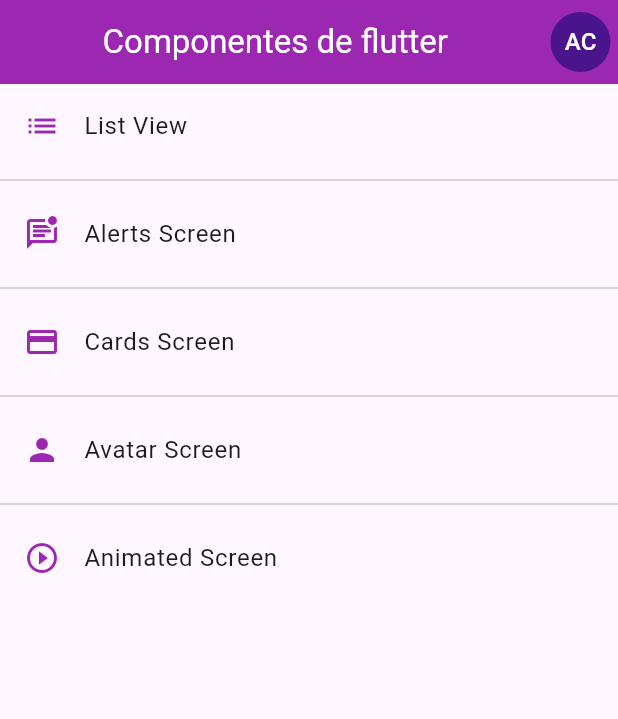
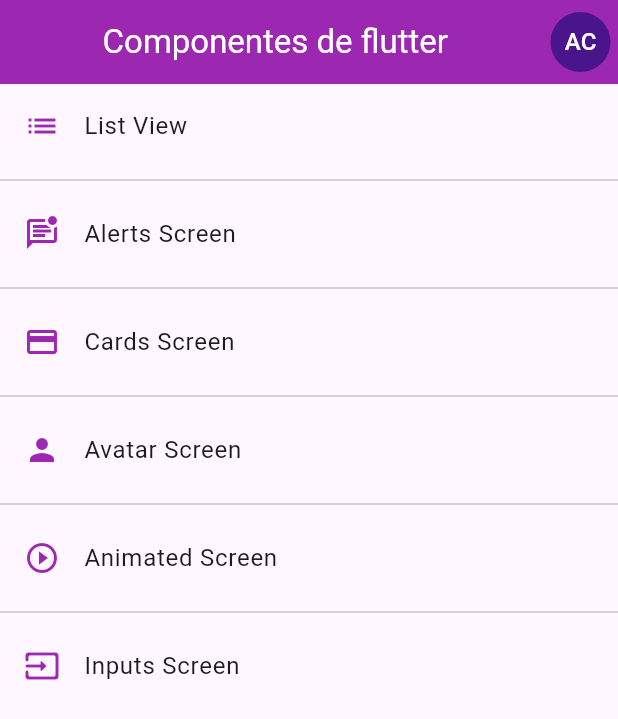
Before and after one commit to Chafardet-1800/Flutter-Components, a Flutter app: the screen it shows after launch, on a phone screen of 412 x 824 dp. Shown: the top 719 px of the screen. Run offline on Flutter 3.47's test engine with Material 3 defaults, Android fonts, the phone set to English and light mode, and no system bars.

Commit message:
Formulario e inputs

```diff
--- a/lib/router/app_routes.dart
+++ b/lib/router/app_routes.dart
@@ -14,6 +14,7 @@ class AppRoutes {
     MenuOption(route: '/cards', name: 'Cards Screen', screen: const CardScreen(), icon: Icons.credit_card),
     MenuOption(route: '/avatar', name: 'Avatar Screen', screen: const AvatarScreen(), icon: Icons.person),
     MenuOption(route: '/animated', name: 'Animated Screen', screen: const AnimatedScreen(), icon: Icons.play_circle_outline),
+    MenuOption(route: '/inputs', name: 'Inputs Screen', screen: const InputsScreen(), icon: Icons.input_rounded),
   ];
 
   static Map<String, Widget Function(BuildContext)> getAppRoutes() {
--- a/lib/screens/screens.dart
+++ b/lib/screens/screens.dart
@@ -3,5 +3,6 @@ export 'package:flutter_components_test/screens/animated_screen.dart';
 export 'package:flutter_components_test/screens/avatar_screen.dart';
 export 'package:flutter_components_test/screens/card_screen.dart';
 export 'package:flutter_components_test/screens/home_screen.dart';
+export 'package:flutter_components_test/screens/inputs_screen.dart';
 export 'package:flutter_components_test/screens/listview_base_screen.dart';
 export 'package:flutter_components_test/screens/listview_screen.dart';
--- a/lib/theme/app_theme.dart
+++ b/lib/theme/app_theme.dart
@@ -35,6 +35,33 @@ class AppTheme {
       )
     ),
 
+    inputDecorationTheme: const InputDecorationTheme(
+      floatingLabelStyle: TextStyle( color: primary ),
+      iconColor: primary,
+      prefixIconColor: primary,
+      suffixIconColor: primary,
+      enabledBorder: OutlineInputBorder(
+        borderSide: BorderSide(color: primary),
+        borderRadius: BorderRadius.only(
+          bottomLeft: Radius.circular(10),
+          topRight: Radius.circular(10),
+        ),
+      ),
+      focusedBorder: OutlineInputBorder(
+        borderSide: BorderSide(color: primary),
+        borderRadius: BorderRadius.only(
+          bottomLeft: Radius.circular(10),
+          topRight: Radius.circular(10),
+        ),
+      ),
+      border: OutlineInputBorder(
+        borderRadius: BorderRadius.only(
+          bottomLeft: Radius.circular(10),
+          topRight: Radius.circular(10),
+        ),
+      ),
+    ),
+
   );
 
   static final ThemeData darkTheme = ThemeData.dark().copyWith(
--- a/lib/widgets/widgets.dart
+++ b/lib/widgets/widgets.dart
@@ -1,2 +1,3 @@
 export 'package:flutter_components_test/widgets/custom_card.dart';
 export 'package:flutter_components_test/widgets/custom_card_type2.dart';
+export 'package:flutter_components_test/widgets/custom_input_field.dart';
```
Also changed, not shown: lib/screens/inputs_screen.dart (added, +127 -0 lines), lib/widgets/custom_input_field.dart (added, +62 -0 lines).
